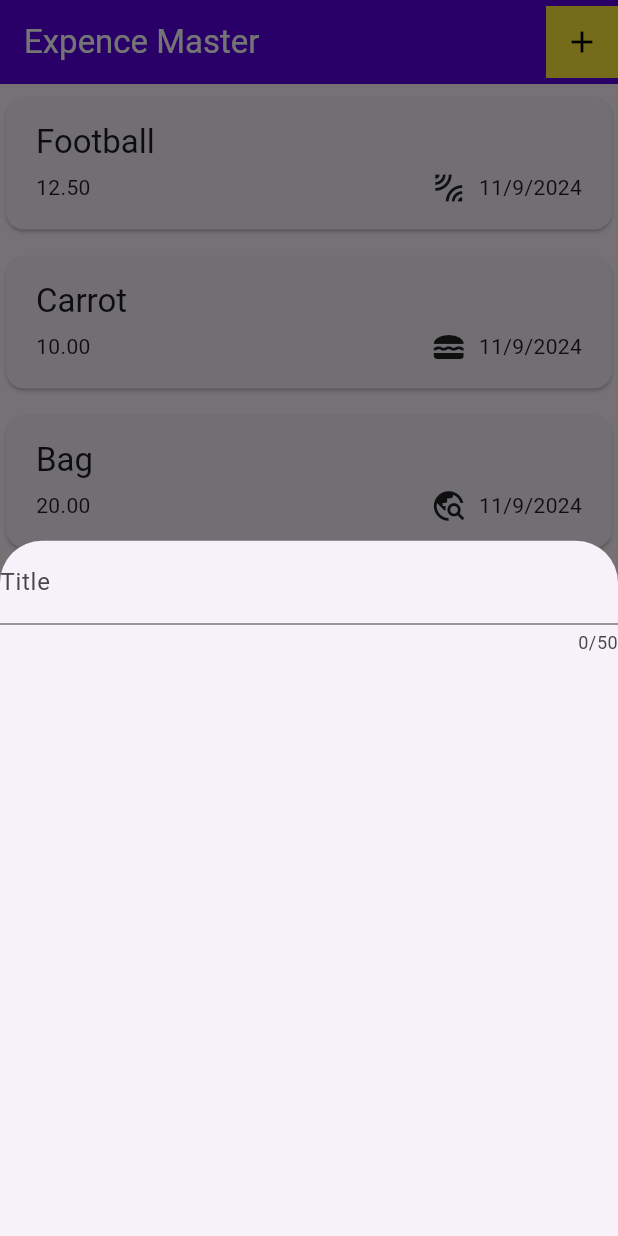
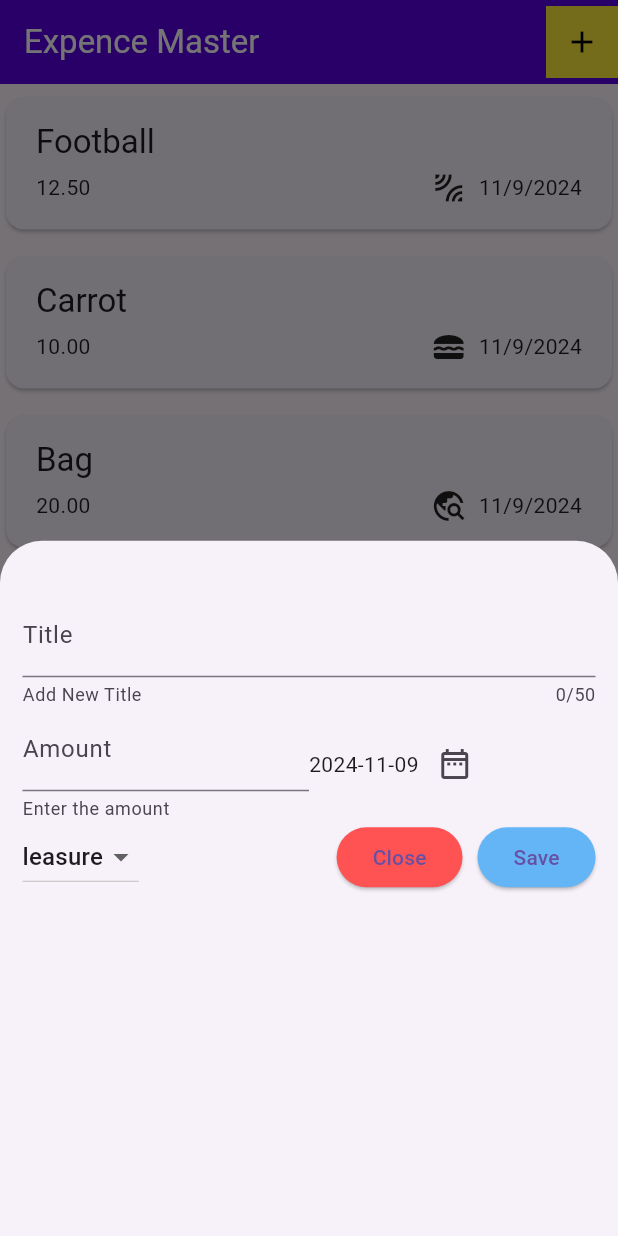
Before and after one commit to kavi17498/Expense-Tracker, a Flutter app: the screen it shows after launch, after a tap on the "add" icon, on a phone screen of 412 x 824 dp. Run offline on Flutter 3.47's test engine with Material 3 defaults, Android fonts, the phone set to English and light mode, and no system bars.

Commit message:
added items to navigator

```diff
--- a/lib/pages/expences.dart
+++ b/lib/pages/expences.dart
@@ -28,6 +28,7 @@ class _ExpencesState extends State<Expences> {
         title: "Bag",
         category: Category.travel)
   ];
+  //added some comments
 
   //funtion to open a modal overlay
   void _openAddExpencesOverlay() {
--- a/lib/widgets/addnewexpences.dart
+++ b/lib/widgets/addnewexpences.dart
@@ -1,4 +1,6 @@
 import 'package:flutter/material.dart';
+import 'package:fivehoursapp/models/expence.dart';
+import 'package:intl/intl.dart'; // Ensure you import intl for date formatting
 
 class Addnewexpences extends StatefulWidget {
   const Addnewexpences({super.key});
@@ -9,26 +11,170 @@ class Addnewexpences extends StatefulWidget {
 
 class _AddnewexpencesState extends State<Addnewexpences> {
   final _titleController = TextEditingController();
+  final _amountcontroller = TextEditingController();
+  final DateFormat formattedDate = DateFormat('yyyy-MM-dd'); // Date format
+  Category _selectedCategory = Category.leasure;
+
   @override
   void dispose() {
-    // TODO: implement dispose
+    _titleController.dispose();
+    _amountcontroller.dispose();
+    super.dispose();
+  }
 
-    _titleController.dispose();
+  // Date variables
+  final DateTime initialDate = DateTime.now();
+  final DateTime firstDate = DateTime(
+      DateTime.now().year - 1, DateTime.now().month, DateTime.now().day);
+  final DateTime lastDate = DateTime(
+    DateTime.now().year + 1,
+    DateTime.now().month,
+    DateTime.now().day,
+  );
+
+  DateTime _selectedDate = DateTime.now();
+
+  Future<void> _openDateModel() async {
+    final pickedDate = await showDatePicker(
+      context: context,
+      initialDate: initialDate,
+      firstDate: firstDate,
+      lastDate: lastDate,
+    );
+
+    if (pickedDate != null) {
+      setState(() {
+        _selectedDate = pickedDate;
+      });
+    }
+  }
+
+  //handle form submit
+  void _handleformsubmit() {
+    final useramount = double.parse(_amountcontroller.text.trim());
+
+    //form validation
+    //convert the amount to a double
+
+    if (_titleController.text.trim().isEmpty || useramount <= 0) {
+      showDialog(
+          context: context,
+          builder: (context) {
+            return (AlertDialog(
+              title: Text("Enter Valid Data"),
+              content: const Text(
+                  "Please enter the valid title and amount cant be less than 0"),
+              actions: [
+                TextButton(
+                    onPressed: () {
+                      Navigator.of(context).pop();
+                    },
+                    child: Text("close"))
+              ],
+            ));
+          });
+    } else {
+      print("Save the Data");
+    }
   }
 
   @override
   Widget build(BuildContext context) {
-    return Column(
+    return Padding(
+      padding: const EdgeInsets.all(15.0),
+      child: Column(
         children: [
-        //title text Filed
+          const SizedBox(height: 20),
+          // Title TextField
           TextField(
             controller: _titleController,
-          decoration:
-              InputDecoration(hintText: "Add New Title", label: Text("Title")),
+            decoration: const InputDecoration(
+              helperText: "Add New Title",
+              labelText: "Title",
+            ),
             keyboardType: TextInputType.text,
             maxLength: 50,
+          ),
+          Row(
+            children: [
+              // Amount TextField
+              Expanded(
+                child: TextField(
+                  controller: _amountcontroller,
+                  decoration: const InputDecoration(
+                    helperText: "Enter the amount",
+                    labelText: "Amount",
+                  ),
+                  keyboardType: TextInputType.number,
+                ),
+              ),
+              // Date picker
+              Expanded(
+                child: Row(
+                  children: [
+                    Text(formattedDate.format(_selectedDate)),
+                    IconButton(
+                      onPressed: _openDateModel,
+                      icon: const Icon(Icons.date_range_outlined),
+                    ),
+                  ],
+                ),
+              ),
+            ],
+          ),
+          Row(
+            children: [
+              DropdownButton<Category>(
+                value: _selectedCategory,
+                items: Category.values
+                    .map(
+                      (category) => DropdownMenuItem(
+                        value: category,
+                        child: Text(category.name),
+                      ),
                     )
+                    .toList(),
+                onChanged: (value) {
+                  setState(() {
+                    _selectedCategory = value!;
+                  });
+                },
+              ),
+              Expanded(
+                child: Row(
+                  mainAxisAlignment: MainAxisAlignment.end,
+                  children: [
+                    // Close button
+                    ElevatedButton(
+                      onPressed: () {
+                        Navigator.of(context).pop(); // Close the modal
+                      },
+                      style: ButtonStyle(
+                        backgroundColor:
+                            MaterialStateProperty.all(Colors.redAccent),
+                      ),
+                      child: const Text("Close"),
+                    ),
+                    const SizedBox(width: 10),
+                    // Save button
+                    ElevatedButton(
+                      onPressed: () {
+                        // Add save logic here
+                        _handleformsubmit();
+                      },
+                      style: ButtonStyle(
+                        backgroundColor:
+                            MaterialStateProperty.all(Colors.blue[300]),
+                      ),
+                      child: const Text("Save"),
+                    ),
                   ],
+                ),
+              ),
+            ],
+          ),
+        ],
+      ),
     );
   }
 }
```
Lines whose indentation alone changed are shown as unchanged.
